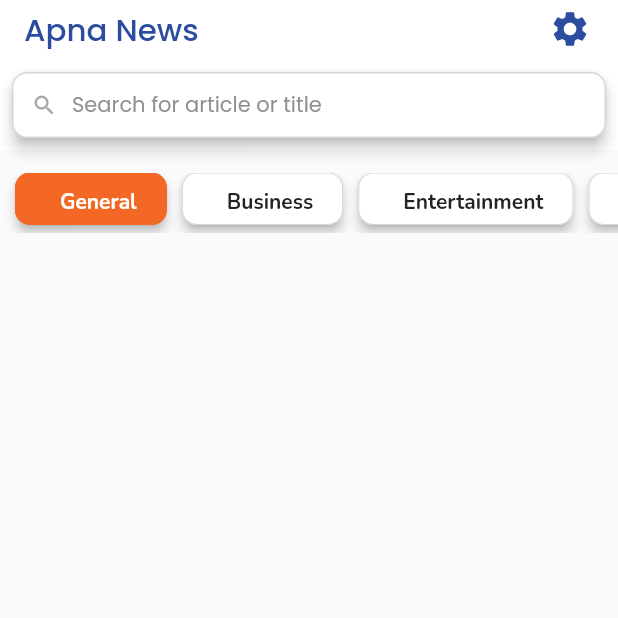
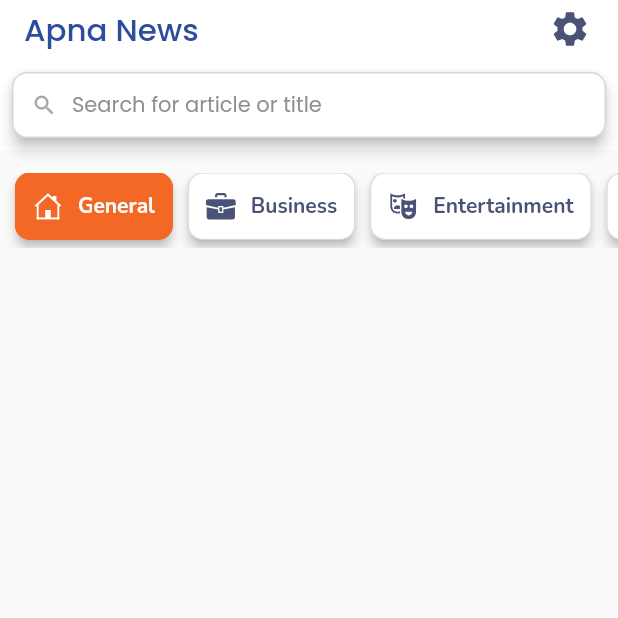
Before and after one commit to HydronSid/apna_news, a Flutter app: the screen it shows after launch, on a phone screen of 412 x 824 dp, the top half of it. Run offline on Flutter 3.47's test engine with Material 2 defaults, Android fonts, the light colour scheme and no system bars; our stand-ins replace dio, flutter_easyloading, flutter_svg, get, google_fonts, lottie and 1 more.

Commit message:
added images for category

```diff
--- a/lib/Controllers/home_controller.dart
+++ b/lib/Controllers/home_controller.dart
@@ -14,4 +14,8 @@ class HomeController extends GetxController {
   ];
 
   RxInt selectedIndex = 0.obs;
+
+  changeSelectedIndex(int index) {
+    selectedIndex.value = index;
+  }
 }
--- a/lib/Screens/HomeScreen/Components/category_list.dart
+++ b/lib/Screens/HomeScreen/Components/category_list.dart
@@ -1,6 +1,7 @@
 import 'package:apna_news/Controllers/home_controller.dart';
 import 'package:apna_news/Utils/appcolors.dart';
 import 'package:flutter/material.dart';
+import 'package:flutter_svg/svg.dart';
 import 'package:get/get.dart';
 import 'package:google_fonts/google_fonts.dart';
 
@@ -13,7 +14,7 @@ class HorizontalCategory extends StatelessWidget {
   Widget build(BuildContext context) {
     HomeController controller = Get.find();
     return SizedBox(
-      height: 50,
+      height: 60,
       child: Container(
         padding: const EdgeInsets.symmetric(horizontal: 0, vertical: 5),
         child: ListView.separated(
@@ -22,14 +23,9 @@ class HorizontalCategory extends StatelessWidget {
             itemBuilder: (context, index) {
               var data = controller.categoryList[index];
               return InkWell(
-                onTap: () {
-                  // read.selectIndex(
-                  //   context,
-                  //   index,
-                  //   watch.categoryList[index],
-                  // );
-                },
-                child: Card(
+                  onTap: () => controller.changeSelectedIndex(index),
+                  child: Obx(
+                    () => Card(
                       elevation: 3,
                       margin: const EdgeInsets.only(bottom: 5),
                       color: controller.selectedIndex.value == index
@@ -46,10 +42,17 @@ class HorizontalCategory extends StatelessWidget {
                           borderRadius: BorderRadius.circular(10)),
                       child: Padding(
                         padding: const EdgeInsets.symmetric(
-                        horizontal: 20.0, vertical: 10.0),
+                            horizontal: 12.0, vertical: 10.0),
                         child: Row(
                           mainAxisSize: MainAxisSize.min,
                           children: [
+                            SvgPicture.asset(
+                              data.catImage,
+                              height: 20,
+                              color: controller.selectedIndex.value == index
+                                  ? whiteColor
+                                  : txtColor,
+                            ),
                             const SizedBox(
                               width: 10,
                             ),
@@ -60,14 +63,14 @@ class HorizontalCategory extends StatelessWidget {
                                 fontWeight: FontWeight.bold,
                                 color: controller.selectedIndex.value == index
                                     ? whiteColor
-                                : blackColor,
+                                    : txtColor,
                               ),
                             ),
                           ],
                         ),
                       ),
                     ),
-              );
+                  ));
             },
             separatorBuilder: (context, index) {
               return const SizedBox(
--- a/lib/Screens/HomeScreen/Components/home_custom_bar.dart
+++ b/lib/Screens/HomeScreen/Components/home_custom_bar.dart
@@ -34,7 +34,7 @@ class HomeCustomAppBar extends StatelessWidget {
                       //  onTap: () => CommonFunctions().checkIfLogin("Cart"),
                       child: Icon(
                     Icons.settings,
-                    color: accentColor,
+                    color: txtColor,
                     size: 28,
                   )),
                 ],
--- a/lib/Utils/appconstants.dart
+++ b/lib/Utils/appconstants.dart
@@ -1,3 +1,3 @@
 class AppConstants {
-  static const apiKey = "";
+  static const apiKey = "06237836db4b422b836f38792560f61f";
 }
```
Lines whose indentation alone changed are shown as unchanged.
